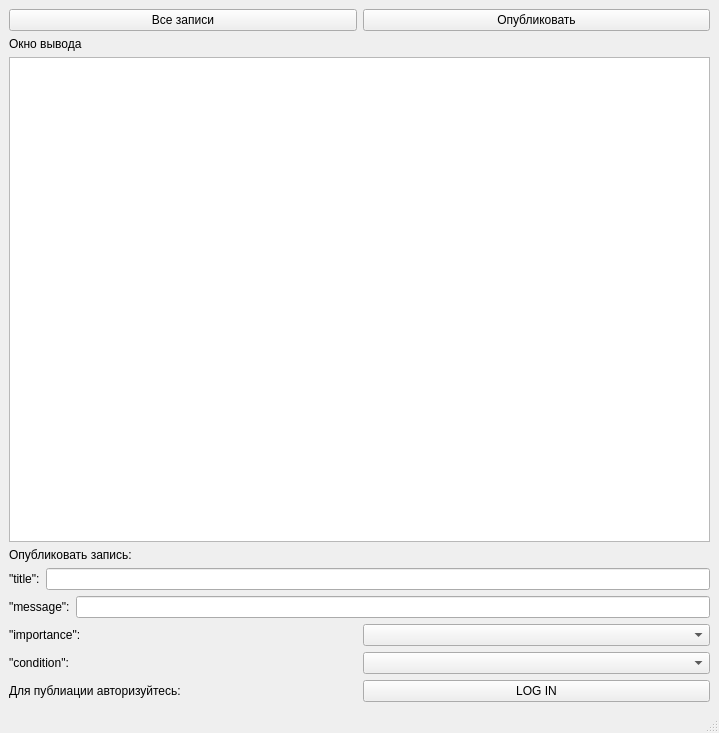
pavsta2/PyQTpractice, file Notes_client_design_form.ui: the form before one commit.
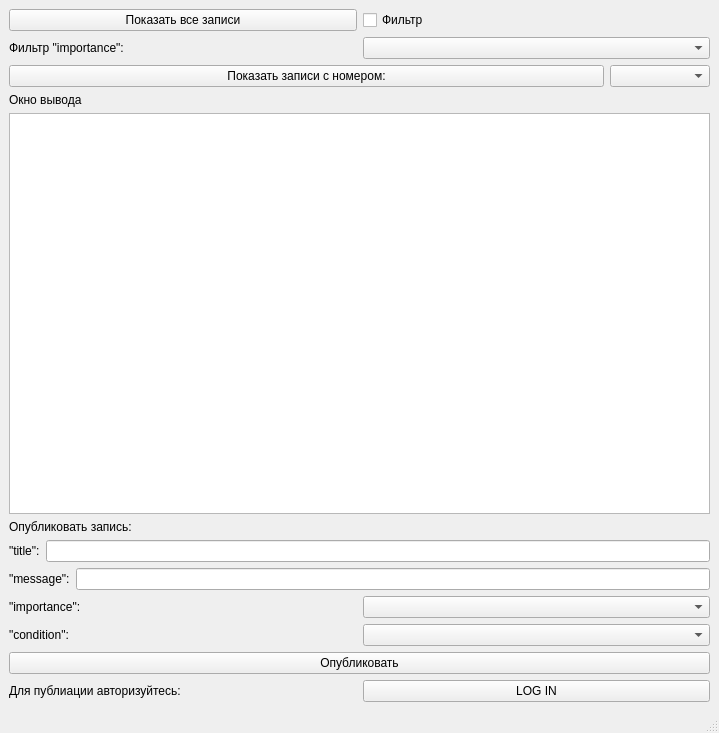
The form after the commit.

Diff of the .ui file:
```diff
--- a/Notes_client_design_form.ui
+++ b/Notes_client_design_form.ui
@@ -14,24 +14,69 @@
    <string>MainWindow</string>
   </property>
   <widget class="QWidget" name="centralwidget">
+   <layout class="QVBoxLayout" name="verticalLayout_5">
+    <item>
    <layout class="QVBoxLayout" name="verticalLayout_4">
     <item>
      <layout class="QVBoxLayout" name="verticalLayout_3">
       <item>
-       <layout class="QHBoxLayout" name="horizontalLayout">
+         <layout class="QHBoxLayout" name="horizontalLayout_9">
+          <item>
+           <layout class="QHBoxLayout" name="horizontalLayout"/>
+          </item>
         <item>
          <widget class="QPushButton" name="pushButton_get_all_notes">
           <property name="text">
-           <string>Все записи</string>
+             <string>Показать все записи</string>
           </property>
          </widget>
         </item>
         <item>
-         <widget class="QPushButton" name="pushButton">
+           <widget class="QCheckBox" name="checkBox_filter">
           <property name="text">
-           <string>Опубликовать</string>
-          </property>
-         </widget>
+             <string>Фильтр</string>
+            </property>
+           </widget>
+          </item>
+         </layout>
+        </item>
+        <item>
+         <layout class="QHBoxLayout" name="horizontalLayout_10">
+          <item>
+           <widget class="QLabel" name="label_filter_importance">
+            <property name="text">
+             <string>Фильтр &quot;importance&quot;:</string>
+            </property>
+           </widget>
+          </item>
+          <item>
+           <widget class="QComboBox" name="comboBox_importance_filter"/>
+          </item>
+         </layout>
+        </item>
+        <item>
+         <layout class="QHBoxLayout" name="horizontalLayout_2">
+          <item>
+           <widget class="QPushButton" name="pushButton_note_pk">
+            <property name="text">
+             <string>Показать записи с номером:</string>
+            </property>
+           </widget>
+          </item>
+          <item>
+           <widget class="QComboBox" name="comboBox_note_pk">
+            <property name="enabled">
+             <bool>true</bool>
+            </property>
+            <property name="maximumSize">
+             <size>
+              <width>100</width>
+              <height>16777215</height>
+             </size>
+            </property>
+           </widget>
+          </item>
+         </layout>
         </item>
        </layout>
       </item>
@@ -45,7 +90,7 @@
          </widget>
         </item>
         <item>
-         <widget class="QTextBrowser" name="textBrowser_window_output"/>
+         <widget class="QTableView" name="tableView_output"/>
         </item>
         <item>
          <widget class="QLabel" name="label_window_input">
@@ -115,6 +160,13 @@
           <item>
            <layout class="QHBoxLayout" name="horizontalLayout_7"/>
           </item>
+          <item>
+           <widget class="QPushButton" name="pushButton">
+            <property name="text">
+             <string>Опубликовать</string>
+            </property>
+           </widget>
+          </item>
           <item>
            <layout class="QHBoxLayout" name="horizontalLayout_8">
             <item>
```
Left out of the diff: 2 changed lines with no effect on the pictures. Lines whose indentation alone changed are shown as unchanged.
